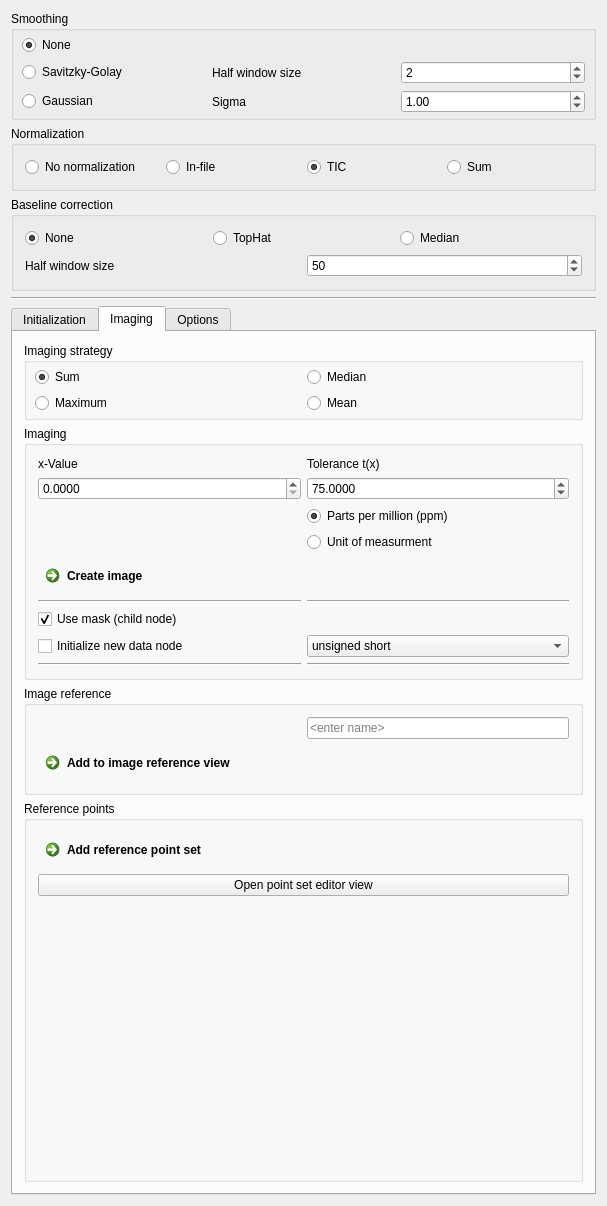
Above: Plugins/org.mitk.gui.qt.m2.Data/src/internal/m2Data.ui from m2aia/m2aia before the change. Below: the same form after it.
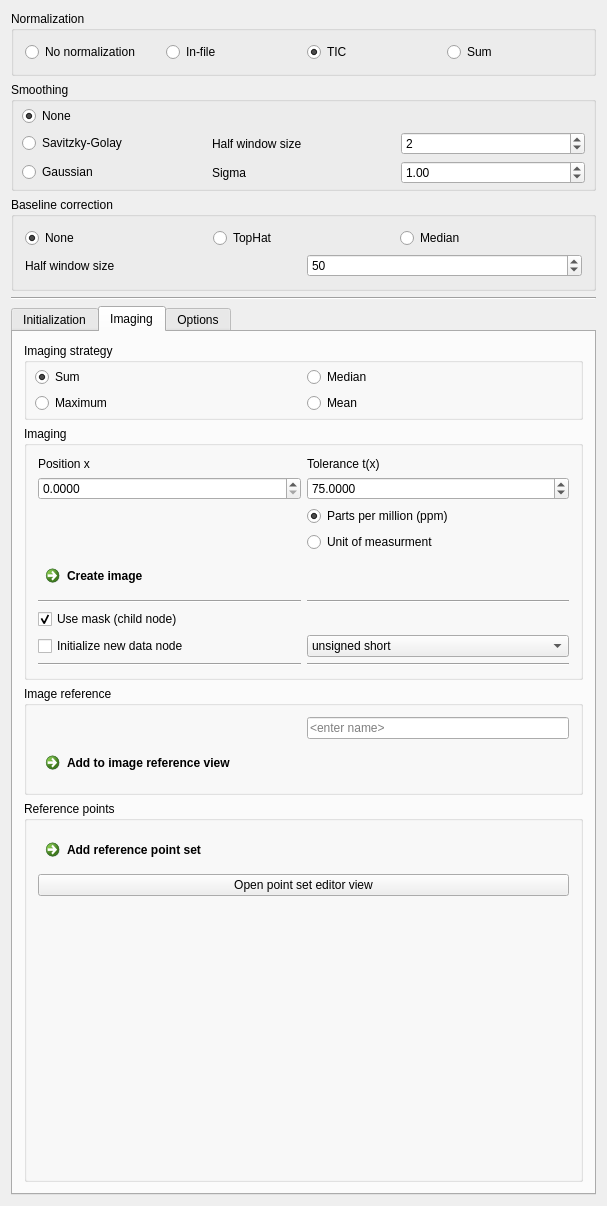
That is the form after the change.

```diff
--- a/Plugins/org.mitk.gui.qt.m2.Data/src/internal/m2Data.ui
+++ b/Plugins/org.mitk.gui.qt.m2.Data/src/internal/m2Data.ui
@@ -32,6 +32,89 @@
    <string notr="true"/>
   </property>
   <layout class="QVBoxLayout" name="verticalLayout">
+   <item>
+    <widget class="QGroupBox" name="groupBox_2">
+     <property name="title">
+      <string>Normalization</string>
+     </property>
+     <layout class="QVBoxLayout" name="verticalLayout_4">
+      <item>
+       <layout class="QHBoxLayout" name="horizontalLayout">
+        <item>
+         <widget class="QRadioButton" name="radioButtonNoneNormalization">
+          <property name="maximumSize">
+           <size>
+            <width>1000</width>
+            <height>16777215</height>
+           </size>
+          </property>
+          <property name="text">
+           <string>No normalization</string>
+          </property>
+         </widget>
+        </item>
+        <item>
+         <widget class="QRadioButton" name="radioButtonInFileNormalization">
+          <property name="maximumSize">
+           <size>
+            <width>1000</width>
+            <height>16777215</height>
+           </size>
+          </property>
+          <property name="text">
+           <string>In-file</string>
+          </property>
+         </widget>
+        </item>
+        <item>
+         <widget class="QRadioButton" name="radioButtonTICNormalization">
+          <property name="minimumSize">
+           <size>
+            <width>0</width>
+            <height>0</height>
+           </size>
+          </property>
+          <property name="maximumSize">
+           <size>
+            <width>1000</width>
+            <height>16777215</height>
+           </size>
+          </property>
+          <property name="text">
+           <string>TIC</string>
+          </property>
+          <property name="checked">
+           <bool>true</bool>
+          </property>
+         </widget>
+        </item>
+        <item>
+         <widget class="QRadioButton" name="radioButtonSumNormalization">
+          <property name="minimumSize">
+           <size>
+            <width>0</width>
+            <height>0</height>
+           </size>
+          </property>
+          <property name="maximumSize">
+           <size>
+            <width>1000</width>
+            <height>16777215</height>
+           </size>
+          </property>
+          <property name="text">
+           <string>Sum</string>
+          </property>
+          <property name="checked">
+           <bool>false</bool>
+          </property>
+         </widget>
+        </item>
+       </layout>
+      </item>
+     </layout>
+    </widget>
+   </item>
    <item>
     <widget class="QGroupBox" name="SpectralProcessing">
      <property name="toolTip">
@@ -145,89 +228,6 @@
      </layout>
     </widget>
    </item>
-   <item>
-    <widget class="QGroupBox" name="groupBox_2">
-     <property name="title">
-      <string>Normalization</string>
-     </property>
-     <layout class="QVBoxLayout" name="verticalLayout_4">
-      <item>
-       <layout class="QHBoxLayout" name="horizontalLayout">
-        <item>
-         <widget class="QRadioButton" name="radioButtonNoneNormalization">
-          <property name="maximumSize">
-           <size>
-            <width>1000</width>
-            <height>16777215</height>
-           </size>
-          </property>
-          <property name="text">
-           <string>No normalization</string>
-          </property>
-         </widget>
-        </item>
-        <item>
-         <widget class="QRadioButton" name="radioButtonInFileNormalization">
-          <property name="maximumSize">
-           <size>
-            <width>1000</width>
-            <height>16777215</height>
-           </size>
-          </property>
-          <property name="text">
-           <string>In-file</string>
-          </property>
-         </widget>
-        </item>
-        <item>
-         <widget class="QRadioButton" name="radioButtonTICNormalization">
-          <property name="minimumSize">
-           <size>
-            <width>0</width>
-            <height>0</height>
-           </size>
-          </property>
-          <property name="maximumSize">
-           <size>
-            <width>1000</width>
-            <height>16777215</height>
-           </size>
-          </property>
-          <property name="text">
-           <string>TIC</string>
-          </property>
-          <property name="checked">
-           <bool>true</bool>
-          </property>
-         </widget>
-        </item>
-        <item>
-         <widget class="QRadioButton" name="radioButtonSumNormalization">
-          <property name="minimumSize">
-           <size>
-            <width>0</width>
-            <height>0</height>
-           </size>
-          </property>
-          <property name="maximumSize">
-           <size>
-            <width>1000</width>
-            <height>16777215</height>
-           </size>
-          </property>
-          <property name="text">
-           <string>Sum</string>
-          </property>
-          <property name="checked">
-           <bool>false</bool>
-          </property>
-         </widget>
-        </item>
-       </layout>
-      </item>
-     </layout>
-    </widget>
-   </item>
    <item>
     <widget class="QGroupBox" name="groupBox_4">
      <property name="title">
@@ -704,7 +704,7 @@
                </font>
               </property>
               <property name="text">
-               <string>x-Value</string>
+               <string>Position x</string>
               </property>
              </widget>
             </item>
```
Left out of the diff: 2 changed lines with no effect on the pictures.
